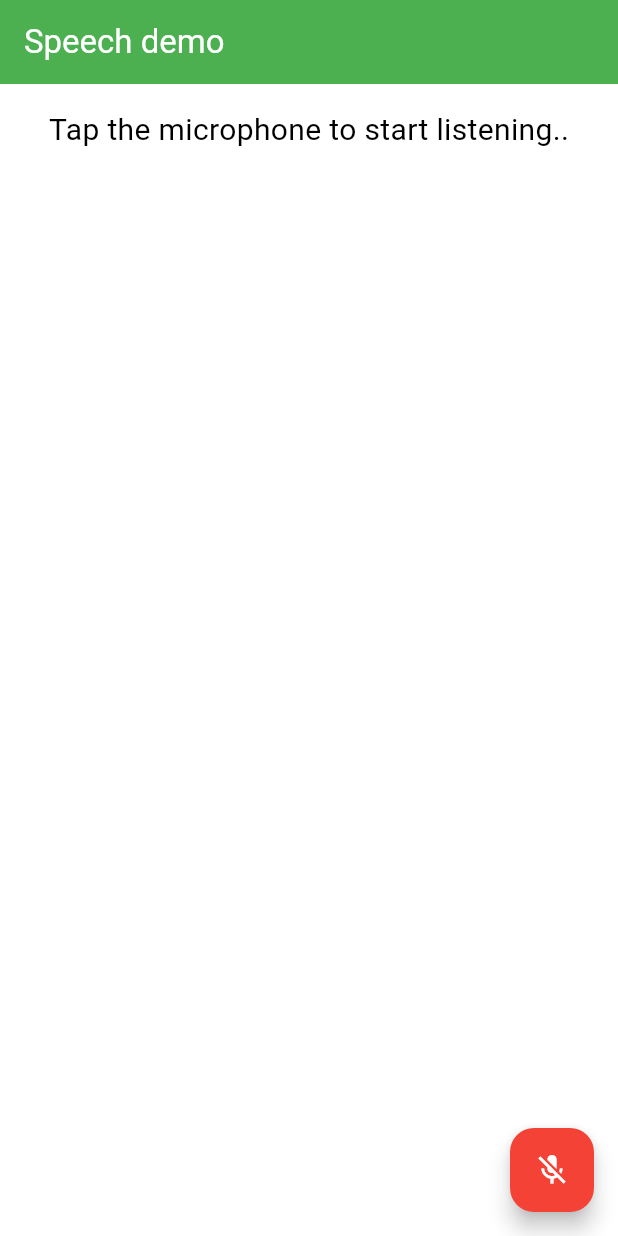
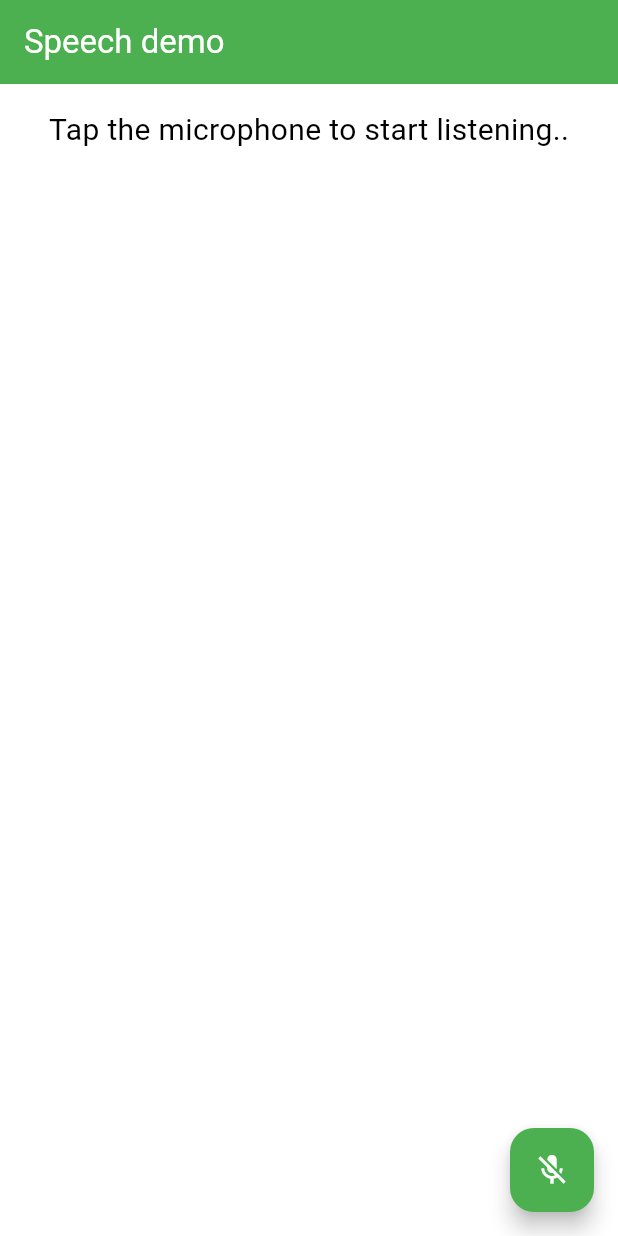
Before and after one commit to karan2527/Texto, a Flutter app: the screen it shows after launch, on a phone screen of 412 x 824 dp. Run offline on Flutter 3.47's test engine with Material 3 defaults, Android fonts, the phone set to English and light mode, and no system bars; our stand-ins replace google_fonts, speech_to_text.

Commit message:
mic color fixed

```diff
--- /dev/null
+++ b/devtools_options.yaml
@@ -0,0 +1,3 @@
+description: This file stores settings for Dart & Flutter DevTools.
+documentation: https://docs.flutter.dev/tools/devtools/extensions#configure-extension-enablement-states
+extensions:
--- a/lib/pages/home_page.dart
+++ b/lib/pages/home_page.dart
@@ -95,7 +95,7 @@
         child:  Icon(_speechToText.isNotListening ? Icons.mic_off : Icons.mic,
         color: Colors.white,
         ),
-        backgroundColor: Colors.red,
+        backgroundColor: Colors.green,
         ),
     );
   }
```
